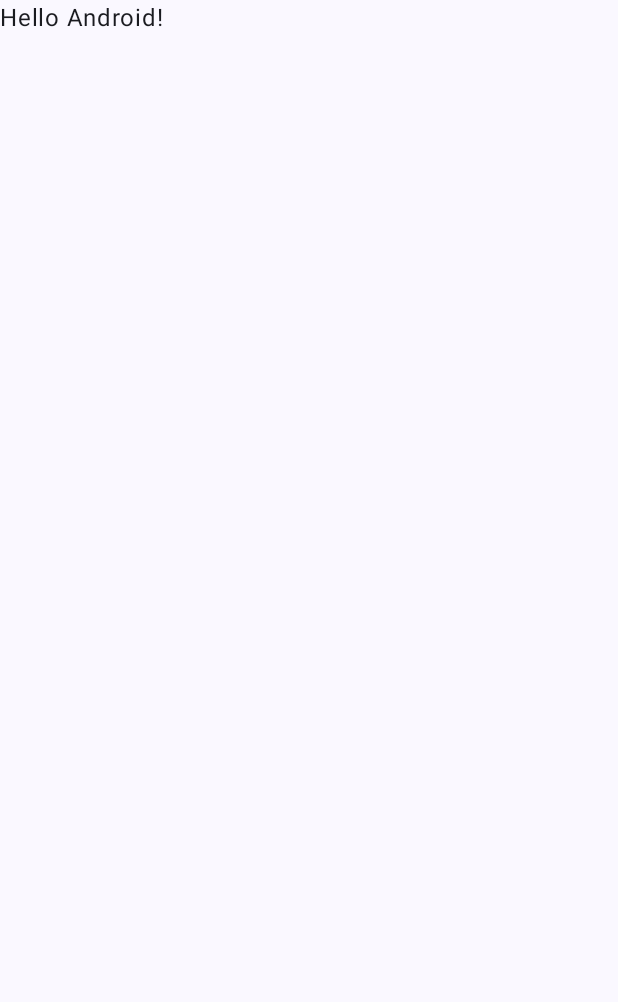
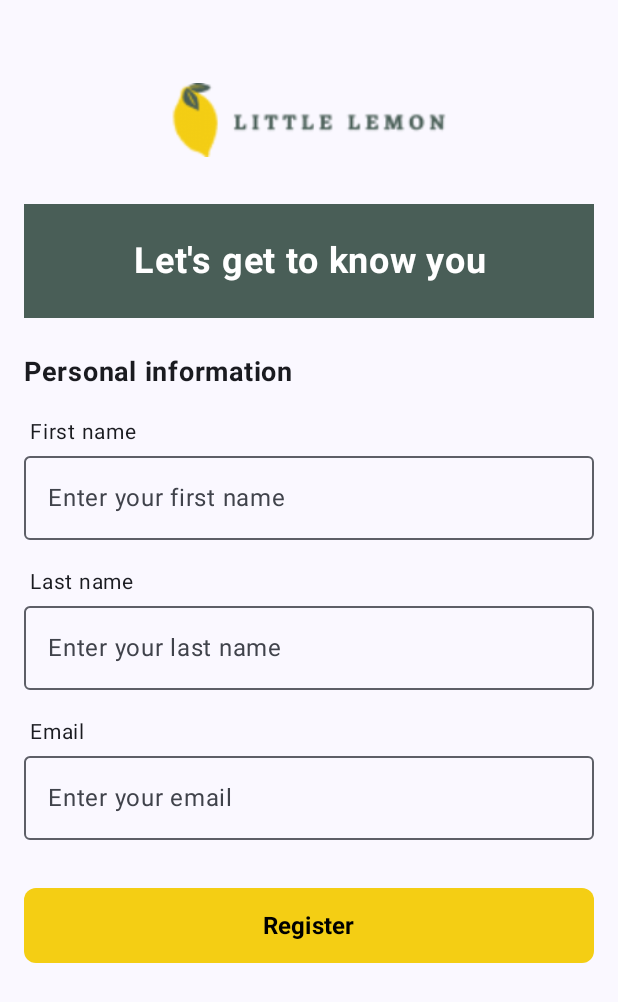
Before and after one commit to aissaghouti/little-lemon, an Android app built with Jetpack Compose: the screen it shows after launch (MainActivity), on a phone screen of 412 x 824 dp. Before the commit the part shown is almost empty. Shown: the top 1002 px of the screen. Run offline under Robolectric (Android 15) with nearby library versions, the phone set to English and light mode, and no system bars.

Commit message:
onboarding page

```diff
--- a/LittleLemon/app/src/main/java/org/savics/littlelemon/MainActivity.kt
+++ b/LittleLemon/app/src/main/java/org/savics/littlelemon/MainActivity.kt
@@ -5,12 +5,8 @@ import androidx.activity.ComponentActivity
 import androidx.activity.compose.setContent
 import androidx.activity.enableEdgeToEdge
 import androidx.compose.foundation.layout.fillMaxSize
-import androidx.compose.foundation.layout.padding
-import androidx.compose.material3.Scaffold
-import androidx.compose.material3.Text
-import androidx.compose.runtime.Composable
+import androidx.compose.material3.Surface
 import androidx.compose.ui.Modifier
-import androidx.compose.ui.tooling.preview.Preview
 import org.savics.littlelemon.ui.theme.LittleLemonTheme
 
 class MainActivity : ComponentActivity() {
@@ -19,29 +15,10 @@ class MainActivity : ComponentActivity() {
         enableEdgeToEdge()
         setContent {
             LittleLemonTheme {
-                Scaffold(modifier = Modifier.fillMaxSize()) { innerPadding ->
-                    Greeting(
-                        name = "Android",
-                        modifier = Modifier.padding(innerPadding)
-                    )
+                Surface(modifier = Modifier.fillMaxSize()) {
+                    Onboarding()
                 }
             }
         }
     }
 }
-
-@Composable
-fun Greeting(name: String, modifier: Modifier = Modifier) {
-    Text(
-        text = "Hello $name!",
-        modifier = modifier
-    )
-}
-
-@Preview(showBackground = true)
-@Composable
-fun GreetingPreview() {
-    LittleLemonTheme {
-        Greeting("Android")
-    }
-}
--- /dev/null
+++ b/LittleLemon/app/src/main/java/org/savics/littlelemon/Onboarding.kt
@@ -0,0 +1,138 @@
+package org.savics.littlelemon
+
+import androidx.compose.foundation.Image
+import androidx.compose.foundation.background
+import androidx.compose.foundation.layout.*
+import androidx.compose.foundation.shape.RoundedCornerShape
+import androidx.compose.material3.*
+import androidx.compose.runtime.*
+import androidx.compose.ui.*
+import androidx.compose.ui.graphics.Color
+import androidx.compose.ui.res.painterResource
+import androidx.compose.ui.text.font.FontWeight
+import androidx.compose.ui.text.style.TextAlign
+import androidx.compose.ui.tooling.preview.Preview
+import androidx.compose.ui.unit.dp
+import androidx.compose.ui.unit.sp
+
+@Composable
+fun Onboarding() {
+    val firstName = remember { mutableStateOf("") }
+    val lastName = remember { mutableStateOf("") }
+    val email = remember { mutableStateOf("") }
+
+    Column(
+        modifier = Modifier
+            .fillMaxSize()
+            .padding(16.dp),
+        horizontalAlignment = Alignment.CenterHorizontally
+    ) {
+        // Logo - Increased size
+        Image(
+            painter = painterResource(id = R.drawable.logo),
+            contentDescription = "Little Lemon Logo",
+            modifier = Modifier
+                .padding(top = 24.dp, bottom = 16.dp)
+                .fillMaxWidth(0.6f)
+                .height(80.dp)
+        )
+
+        // Header with Background
+        Box(
+            modifier = Modifier
+                .fillMaxWidth()
+                .background(Color(0xFF495E57))
+                .padding(vertical = 24.dp)
+        ) {
+            Text(
+                text = "Let's get to know you",
+                fontSize = 24.sp,
+                fontWeight = FontWeight.Bold,
+                color = Color.White,
+                textAlign = TextAlign.Center,
+                modifier = Modifier.fillMaxWidth()
+            )
+        }
+
+        Spacer(modifier = Modifier.height(24.dp))
+
+        // Personal Information Section
+        Text(
+            text = "Personal information",
+            fontSize = 18.sp,
+            fontWeight = FontWeight.Bold,
+            modifier = Modifier.fillMaxWidth()
+        )
+
+        Spacer(modifier = Modifier.height(16.dp))
+
+        // First Name TextField with Placeholder
+        LabelledTextField(
+            label = "First name",
+            placeholder = "Enter your first name",
+            value = firstName.value
+        ) { firstName.value = it }
+
+        Spacer(modifier = Modifier.height(16.dp))
+
+        // Last Name TextField with Placeholder
+        LabelledTextField(
+            label = "Last name",
+            placeholder = "Enter your last name",
+            value = lastName.value
+        ) { lastName.value = it }
+
+        Spacer(modifier = Modifier.height(16.dp))
+
+        // Email TextField with Placeholder
+        LabelledTextField(
+            label = "Email",
+            placeholder = "Enter your email",
+            value = email.value
+        ) { email.value = it }
+
+        Spacer(modifier = Modifier.height(32.dp))
+
+        // Register Button
+        Button(
+            onClick = { /* Handle Registration */ },
+            colors = ButtonDefaults.buttonColors(containerColor = Color(0xFFF4CE14)),
+            shape = RoundedCornerShape(8.dp),
+            modifier = Modifier
+                .fillMaxWidth()
+                .height(50.dp)
+        ) {
+            Text(
+                text = "Register",
+                color = Color.Black,
+                fontSize = 16.sp,
+                fontWeight = FontWeight.Bold
+            )
+        }
+    }
+}
+
+// ✅ **Reusable TextField with Label & Placeholder**
+@Composable
+fun LabelledTextField(label: String, placeholder: String, value: String, onValueChange: (String) -> Unit) {
+    Column(modifier = Modifier.fillMaxWidth()) {
+        Text(
+            text = label,
+            fontSize = 14.sp,
+            modifier = Modifier.padding(start = 4.dp, bottom = 4.dp)
+        )
+        OutlinedTextField(
+            value = value,
+            onValueChange = onValueChange,
+            placeholder = { Text(text = placeholder) }, // 🔹 Added Placeholder!
+            modifier = Modifier.fillMaxWidth()
+        )
+    }
+}
+
+
+@Preview(showBackground = true)
+@Composable
+fun OnboardingPreview() {
+    Onboarding()
+}
```
Also changed, not shown: LittleLemon/app/src/main/res/drawable/logo.png (added).
